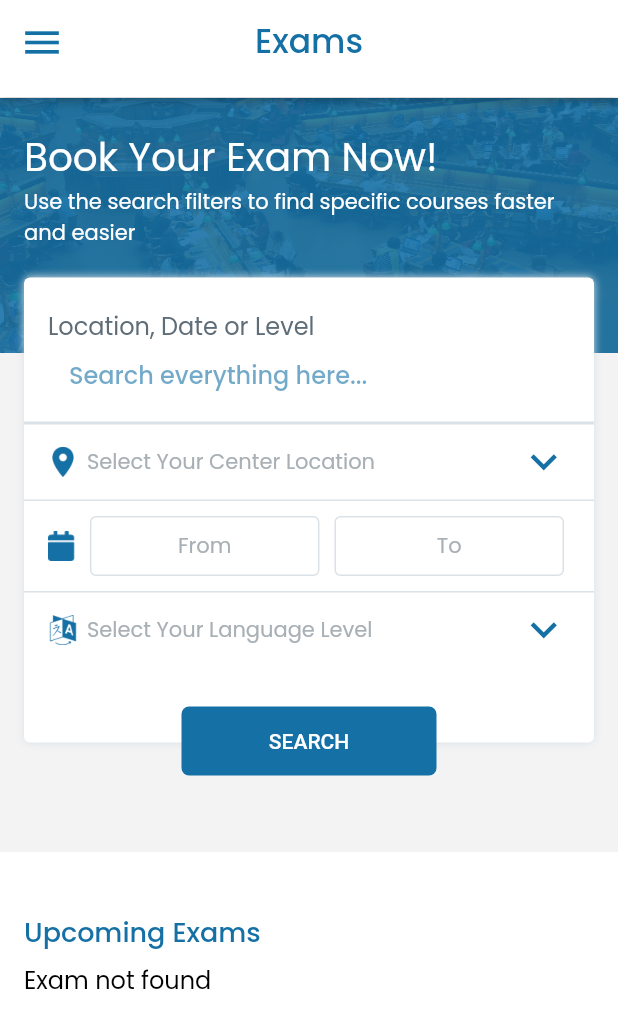
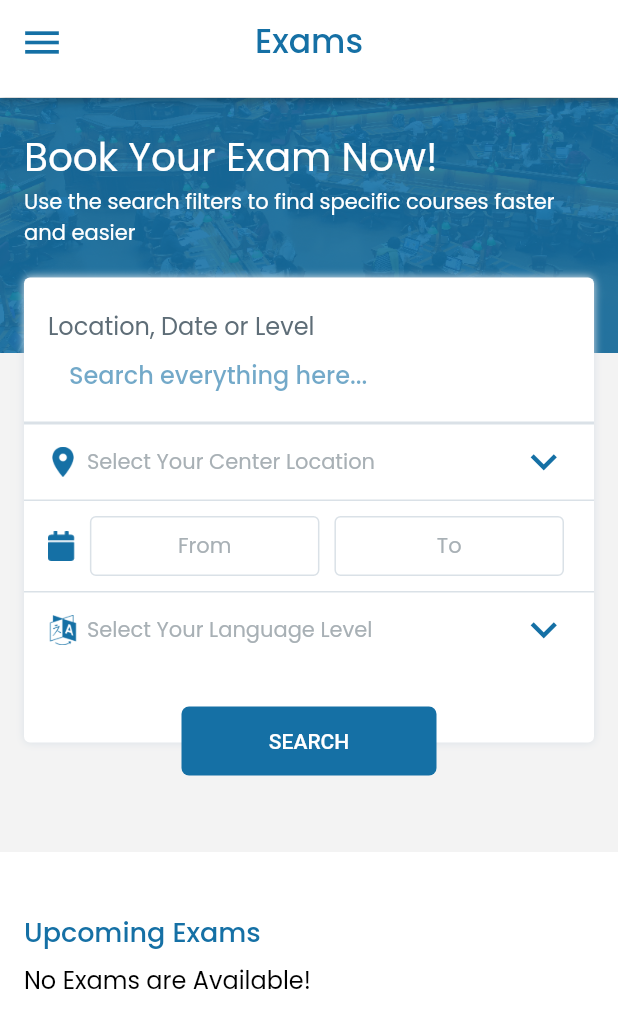
Before and after one commit to vikramS-addweb/Flutter-BBZ-Private, a Flutter app: the Exam screen opened directly, on a phone screen of 412 x 824 dp. Shown: the top 1028 px of the screen. Run offline on Flutter 3.47's test engine with Material 2 defaults, Android fonts, the phone set to English and light mode, and no system bars; our stand-ins replace connectivity_plus, country_picker, custom_navigation_bar, flutter_html, flutter_svg, flutter_svg_provider and 7 more; missing offline and left inert: custom_top_navigator, devicelocale; accounts and stored records are empty; network calls fail.

```diff
--- a/lib/Components/TextFieldCustom.dart
+++ b/lib/Components/TextFieldCustom.dart
@@ -192,7 +192,7 @@ class TextFormFieldOutline extends StatelessWidget {
           padding: const EdgeInsets.only(right:15.0),
           child: Image.asset(ImageStyle.calendar, height: 5,),
         ) : SizedBox(width: 0,),
-          suffixIconConstraints: BoxConstraints(maxHeight: 15, minHeight: 15),
+          suffixIconConstraints: BoxConstraints(maxHeight: 20, minHeight: 20),
 
           fillColor: colorFill,
           errorMaxLines: 2,
--- a/lib/Controller/BookingFormController.dart
+++ b/lib/Controller/BookingFormController.dart
@@ -181,6 +181,10 @@ class BookingFormController extends GetxController {
           } else {
             response['message'].toString().showError();
           }
+        }else if(response['errors'] != null){
+          response['errors'].toString().showError();
+        }else{
+          debugPrint('Booking form error: '+ response.toString());
         }
         // final response1 = await API.instance.get(endPoint: 'api/profile');
         // print(response1);
--- a/lib/Controller/MyProfileController.dart
+++ b/lib/Controller/MyProfileController.dart
@@ -37,6 +37,7 @@ class MyProfileController extends GetxController {
   void initMethods() {
     image.value = File('');
     imageURL.value = '' ;
+    countryError.value = false;
     Future.delayed(const Duration(microseconds: 100), () {
 
       getProfile();
--- a/lib/Utils/LocaleString.dart
+++ b/lib/Utils/LocaleString.dart
@@ -294,6 +294,7 @@ class LocaleString extends Translations {
           "Mr":"Herr",
           "Mrs":"Frau",
           "Ms":"Divers",
+          "No Exams are Available!":"Es werden keine Prüfungen angeboten!",
 
 
           "Log In/Sign Up": "Einloggen Anmelden",
--- a/lib/Views/BookingHistory.dart
+++ b/lib/Views/BookingHistory.dart
@@ -209,13 +209,15 @@ class Exams extends StatelessWidget {
                                     style: TextStylesCustom.textStyles_12
                                         .apply(fontWeightDelta: 1),
                                   ),
-                                  SizedBox(height: 30,),
+                                  SizedBox(height: 3,),
                                   Text(
                                     '${items![index]['booked_event']['examLevel'] ??  ''}',
                                     style: TextStylesCustom.textStyles_14.apply(
                                         color: ColorStyle.primaryColor_1570A5,
                                         fontWeightDelta: 2),
                                   ),
+                                  SizedBox(height: 2,),
+
                                   Row(
                                     children: [
                                       Expanded(
--- a/lib/Views/Exam.dart
+++ b/lib/Views/Exam.dart
@@ -484,7 +484,7 @@ class _ExamState extends State<Exam> {
                             controller.upcomingExamData.value.length ==
                                 0
                                 ? Text(
-                              'Exam not found'.tr,
+                              'No Exams are Available!'.tr,
                               style: TextStylesCustom.textStyles_16.apply(
                                 color: Colors.black,
                               ),
```
Also changed, not shown: lib/Views/BookingDetails.dart (+5 -7 lines).
